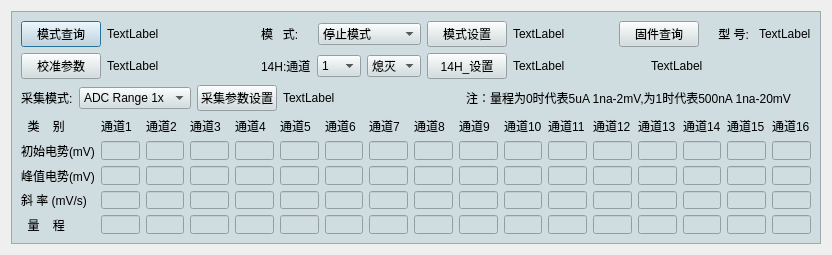
Before: the Qt Designer form terminal/TableView/csenddialog.ui in shanlizi/QT_GF_Software, drawn with Qt 5.
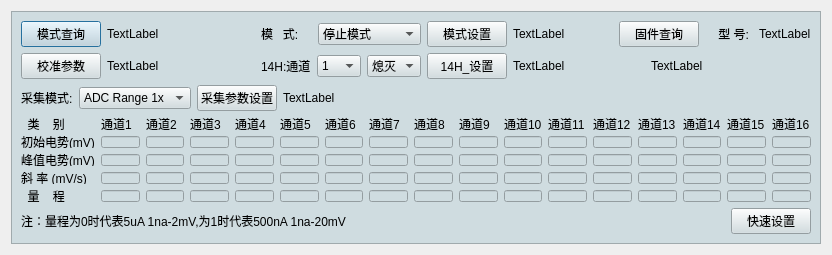
After: the same form once the commit is applied.

Commit message: 修改Recv34HMsg LED显示状态 33H中ADC显示补码 13H中添加快速设置是按钮

Patch:
```diff
--- a/terminal/TableView/csenddialog.ui
+++ b/terminal/TableView/csenddialog.ui
@@ -19,7 +19,7 @@
   <property name="windowTitle">
    <string>Dialog</string>
   </property>
-  <layout class="QHBoxLayout" name="horizontalLayout_10">
+  <layout class="QVBoxLayout" name="verticalLayout_5">
    <item>
     <widget class="QFrame" name="frame">
      <property name="styleSheet">
@@ -388,7 +388,7 @@
        </layout>
       </item>
       <item>
-       <layout class="QHBoxLayout" name="horizontalLayout_8">
+       <layout class="QHBoxLayout" name="horizontalLayout_10">
         <item>
          <layout class="QHBoxLayout" name="horizontalLayout">
           <item>
@@ -438,28 +438,8 @@
           </property>
           <property name="sizeHint" stdset="0">
            <size>
-            <width>168</width>
-            <height>20</height>
-           </size>
-          </property>
-         </spacer>
-        </item>
-        <item>
-         <widget class="QLabel" name="label_25">
-          <property name="text">
-           <string>注：量程为0时代表5uA 1na-2mV,为1时代表500nA 1na-20mV</string>
-          </property>
-         </widget>
-        </item>
-        <item>
-         <spacer name="verticalSpacer">
-          <property name="orientation">
-           <enum>Qt::Vertical</enum>
-          </property>
-          <property name="sizeHint" stdset="0">
-           <size>
-            <width>20</width>
-            <height>18</height>
+            <width>458</width>
+            <height>22</height>
            </size>
           </property>
          </spacer>
@@ -1071,6 +1051,37 @@
         </item>
        </layout>
       </item>
+      <item>
+       <layout class="QHBoxLayout" name="horizontalLayout_8">
+        <item>
+         <widget class="QLabel" name="label_25">
+          <property name="text">
+           <string>注：量程为0时代表5uA 1na-2mV,为1时代表500nA 1na-20mV</string>
+          </property>
+         </widget>
+        </item>
+        <item>
+         <spacer name="horizontalSpacer_2">
+          <property name="orientation">
+           <enum>Qt::Horizontal</enum>
+          </property>
+          <property name="sizeHint" stdset="0">
+           <size>
+            <width>368</width>
+            <height>20</height>
+           </size>
+          </property>
+         </spacer>
+        </item>
+        <item>
+         <widget class="QPushButton" name="pushButton_13H_QuickSet">
+          <property name="text">
+           <string>快速设置</string>
+          </property>
+         </widget>
+        </item>
+       </layout>
+      </item>
      </layout>
     </widget>
    </item>
```
The commit also changes 7 other files.
